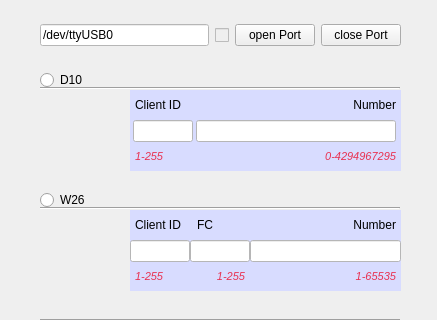
Qt form python/window.ui (zeroskunk/d302) before a commit; both pictures show x 0 to 437 and y 0 to 320 of the 437 by 525 pixel window.
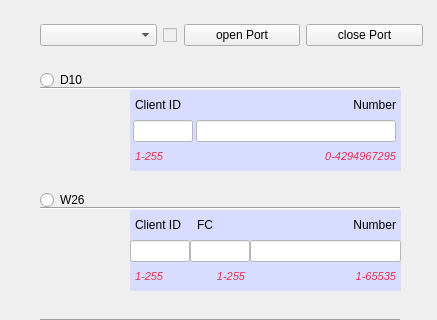
The same form after that commit.

Commit message:
pyserial choose port
Thanks to Tomas

http://stackoverflow.com/questions/12090503/listing-available-com-ports-with-python

What changed in the file:
```diff
--- a/python/window.ui
+++ b/python/window.ui
@@ -19,26 +19,25 @@
      <rect>
       <x>40</x>
       <y>20</y>
-      <width>361</width>
+      <width>383</width>
       <height>31</height>
      </rect>
     </property>
     <layout class="QHBoxLayout" name="horizontalLayout">
      <item>
-      <widget class="QLineEdit" name="text_port">
-       <property name="styleSheet">
-        <string notr="true">background: white;</string>
-       </property>
-       <property name="text">
-        <string>/dev/ttyUSB0</string>
-       </property>
-      </widget>
+      <widget class="QComboBox" name="combo_port"/>
      </item>
      <item>
       <widget class="QCheckBox" name="port_open_check">
        <property name="enabled">
         <bool>false</bool>
        </property>
+       <property name="maximumSize">
+        <size>
+         <width>15</width>
+         <height>16777215</height>
+        </size>
+       </property>
        <property name="styleSheet">
         <string notr="true"/>
        </property>
```
Left out of the diff: 11 changed lines with no effect on the pictures. The commit also changes 2 other files.
